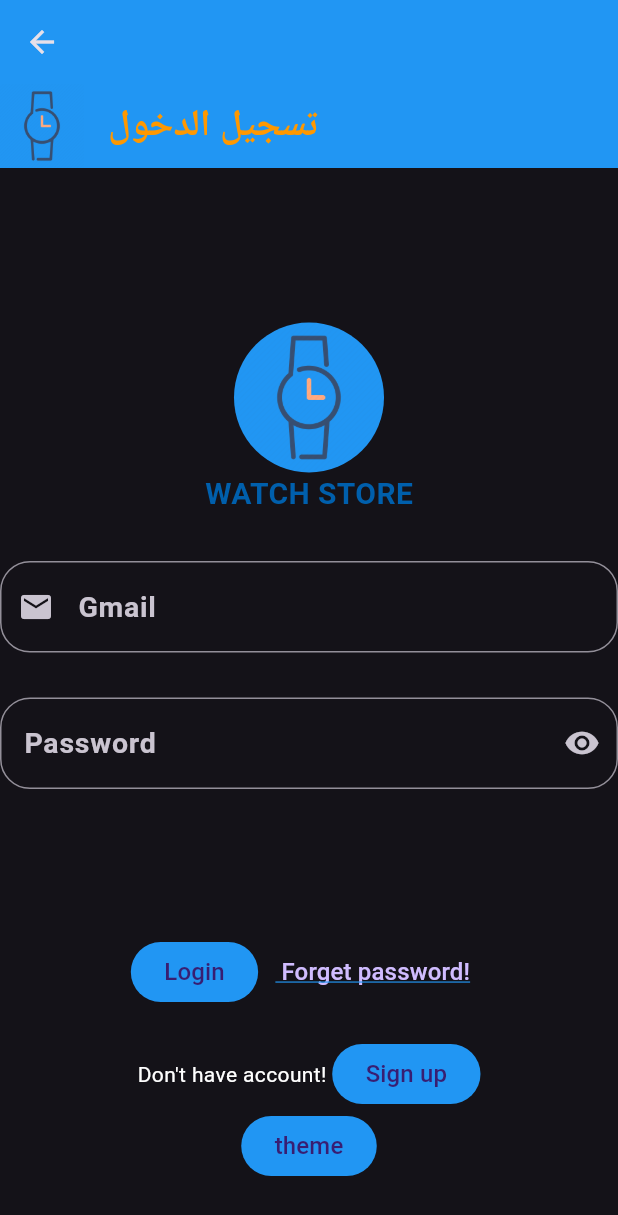
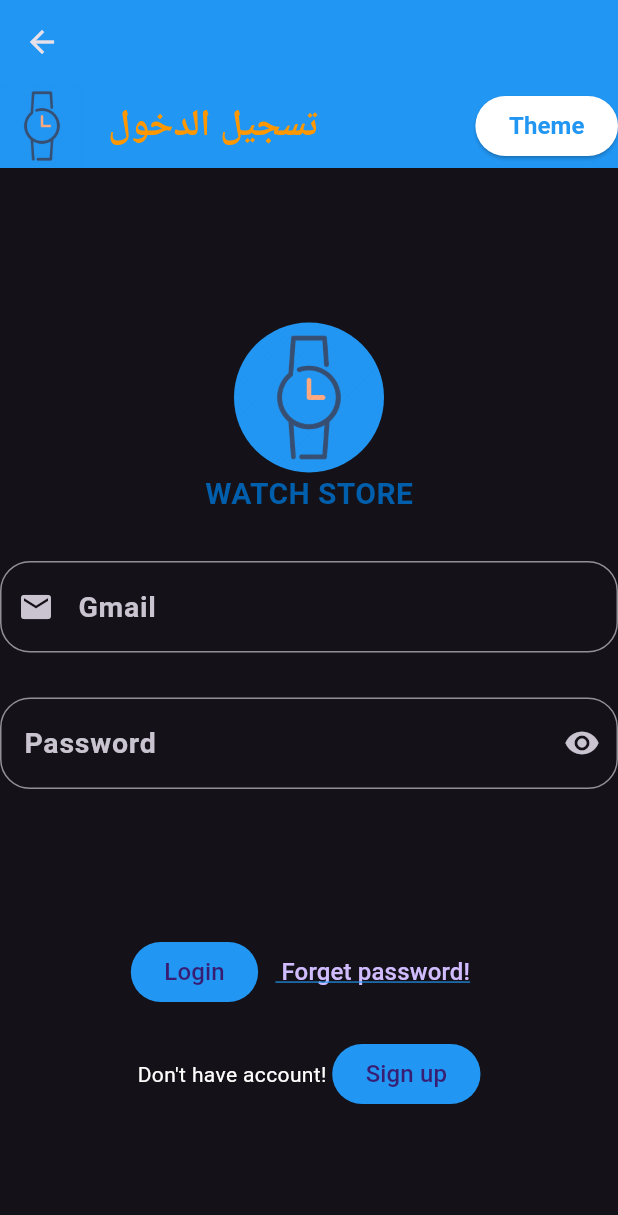
Before and after one commit to emanzaid12/android-project-master5, a Flutter app: the loginPage screen opened directly, on a phone screen of 412 x 824 dp. Shown: the top 1215 px of the screen. Run offline on Flutter 3.47's test engine with Material 3 defaults, Android fonts, the phone set to English and light mode, and no system bars; our stand-ins replace bloc, cloud_firestore, connectivity_plus, firebase_core, firebase_crashlytics, firebase_dynamic_links and 6 more; accounts and stored records are empty.

Commit message:
Theme button

```diff
--- a/newtask/lib/features/auth/login/component/bodyW.dart
+++ b/newtask/lib/features/auth/login/component/bodyW.dart
@@ -20,11 +20,32 @@ class bodyW extends StatelessWidget {
                 title:  Text('item_page_title'.tr,
                     style: TextStyle(fontWeight: FontWeight.bold)),
                     titleTextStyle: context.getTheme.textTheme.displayLarge,
+                     actions: [
+           ElevatedButton(
+              onPressed: () {
+                ParenttCubit.instance.changMode();
+                ParenttCubit.instance.changLang();
+              },
+              style: const ButtonStyle(
+                backgroundColor: MaterialStatePropertyAll(Colors.white),
+              ),
+              child: const Text(
+                'Theme',
+                style: TextStyle(
+                  color: Colors.blue,
+                  fontWeight: FontWeight.bold,
+                  fontSize: 16,
+                ),
+              ),
+            ),
+
+          ],
 
               ),
               const Spacer(
                 flex: 1,
               ),
+
               const CircleAvatar(
                 radius: 50,
                 backgroundColor: Colors.blue,
--- a/newtask/lib/features/auth/login/component/bottomW.dart
+++ b/newtask/lib/features/auth/login/component/bottomW.dart
@@ -50,21 +50,6 @@ class bottomW extends StatelessWidget {
           ],
 
         ),
-        Row(
-          mainAxisAlignment: MainAxisAlignment.center,
-          children: [
-
-            FilledButton(
-                style: const ButtonStyle(
-                    backgroundColor: MaterialStatePropertyAll(Colors.blue)),
-                onPressed: () {
-                  ParenttCubit.instance.changMode();
-                  ParenttCubit.instance.changLang();
-
-                },
-                child: const Text("theme"))
-          ],
-        )
       ],
     );
   }
--- a/newtask/lib/features/auth/verification/component/bodyVerification.dart
+++ b/newtask/lib/features/auth/verification/component/bodyVerification.dart
@@ -1,5 +1,6 @@
 import 'package:flutter/material.dart';
 import 'package:newtask/core2/cubit/build_context_extension.dart';
+import 'package:newtask/core2/cubit/parentt_cubit.dart';
 
 // ignore: must_be_immutable
 class bodyV extends StatelessWidget {
@@ -11,13 +12,19 @@ class bodyV extends StatelessWidget {
       mainAxisAlignment: MainAxisAlignment.center,
       children: [
         AppBar(
+
           leading: Image.asset('assets/image/R.png'),
           backgroundColor: Colors.blue,
           title: const Text('Verification Page',
               style: TextStyle(fontWeight: FontWeight.bold)),
-              titleTextStyle: context.getTheme.textTheme.displayLarge
+              titleTextStyle: context.getTheme.textTheme.displayLarge,
+
 
         ),
+        const Spacer(
+          flex: 1,
+        ),
+
         const Spacer(
           flex: 1,
         ),
--- a/newtask/lib/features/auth/verification/component/buttonV.dart
+++ b/newtask/lib/features/auth/verification/component/buttonV.dart
@@ -1,4 +1,5 @@
 import 'package:flutter/material.dart';
+import 'package:newtask/core2/cubit/parentt_cubit.dart';
 import 'package:newtask/features/auth/login/view/loginPage.dart';
 import 'package:newtask/features/auth/signup/view/signUpPage.dart';
 
@@ -7,7 +8,8 @@ class buttonV extends StatelessWidget {
 
   @override
   Widget build(BuildContext context) {
-    return Column(children: [
+    return Column(
+      children: [
       FilledButton(
           style: const ButtonStyle(
               backgroundColor: MaterialStatePropertyAll(Colors.blue)),
@@ -15,9 +17,12 @@ class buttonV extends StatelessWidget {
             Navigator.push(
               context,
               MaterialPageRoute(builder: (context) => const signUpPage()),
+
             );
           },
-          child: const Text("Verify"))
-    ]);
+          child: const Text("Verify")),
+
+    ]
+    );
   }
 }
```
